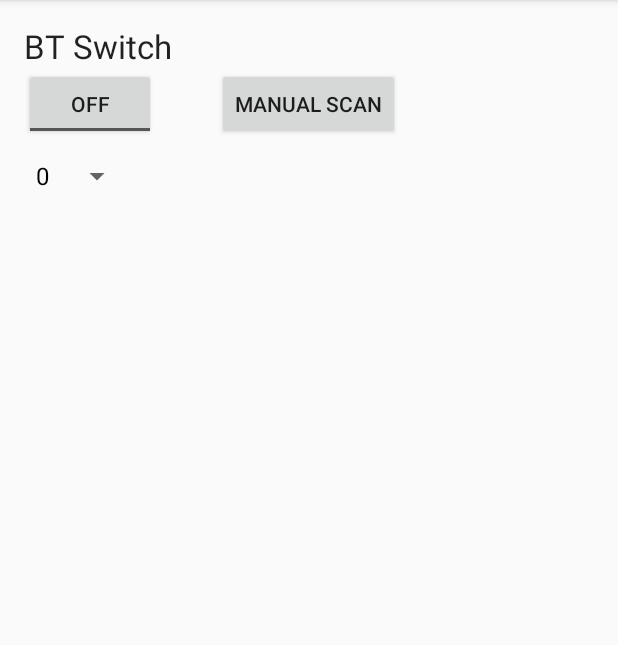
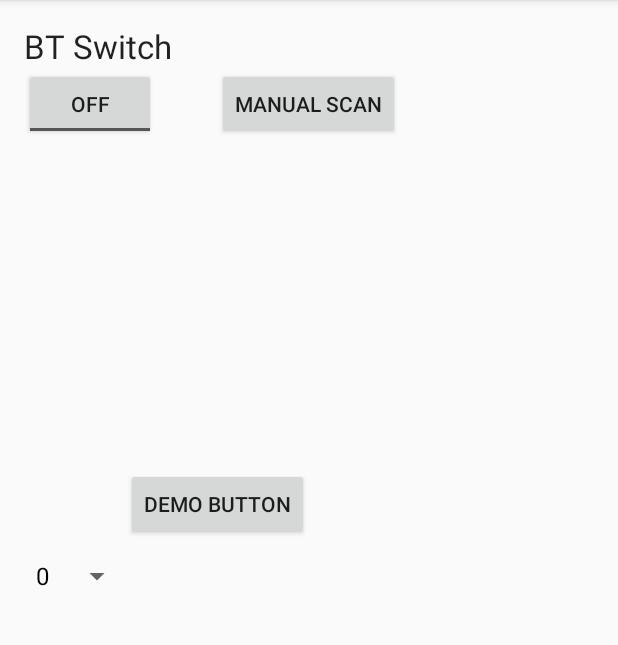
Before and after one commit to DummettTech/LEB-Project, an Android app: the screen it shows after launch (MainActivity), on a phone screen of 412 x 824 dp, the part 84-729 px from its top. Run offline under Robolectric (Android 15) with nearby library versions, the phone set to English and light mode, and no system bars; 4 statements that could not run were skipped.

Commit message:
*DEMO VERSION ONLY

```diff
--- a/app/src/main/res/layout/activity_main.xml
+++ b/app/src/main/res/layout/activity_main.xml
@@ -44,9 +44,20 @@
         android:layout_height="wrap_content"
         android:id="@+id/spinner"
         android:spinnerMode="dropdown"
-        android:layout_below="@+id/togglebutton"
+        android:layout_centerVertical="true"
         android:layout_alignParentLeft="true"
-        android:layout_alignParentStart="true" />
+        android:layout_alignParentStart="true"/>
+
+    <Button
+        style="?android:attr/buttonStyleSmall"
+        android:layout_width="wrap_content"
+        android:layout_height="wrap_content"
+        android:text="Demo Button"
+        android:id="@+id/demobutton"
+        android:onClick="demoscan"
+        android:layout_above="@+id/spinner"
+        android:layout_alignRight="@+id/webView"
+        android:layout_alignEnd="@+id/webView"/>
 
     <WebView
         android:layout_width="wrap_content"
```
Also changed, not shown: app/src/main/java/com/example/alex/tests/MainActivity.java (+79 -54 lines), app/src/main/ic_launcher-web.png (added), app/src/main/res/mipmap-hdpi/ic_launcher.png, app/src/main/res/mipmap-mdpi/ic_launcher.png, app/src/main/res/mipmap-xhdpi/ic_launcher.png, app/src/main/res/mipmap-xxhdpi/ic_launcher.png, app/src/main/res/mipmap-xxxhdpi/ic_launcher.png.
